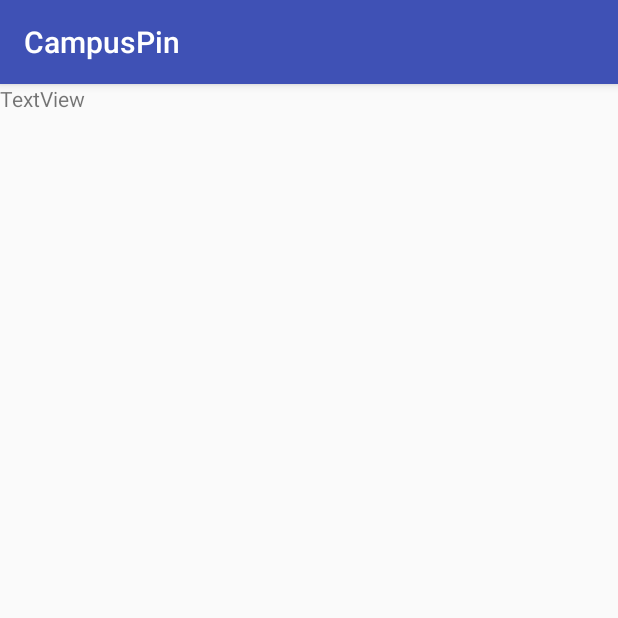
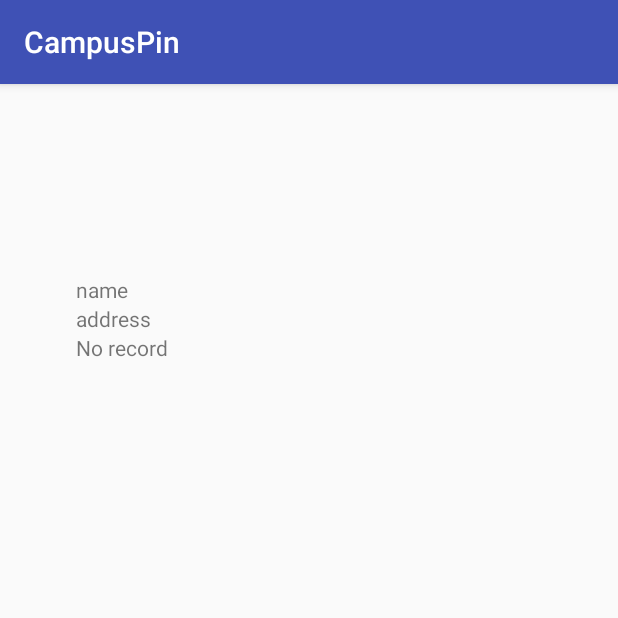
Before and after one commit to mingzicao/601-BSRAPP-CampusPin, an Android app: the DisplayInformation screen opened directly, with no data from a screen before it, on a phone screen of 412 x 824 dp, the top half of it. Run offline under Robolectric (Android 15) with nearby library versions, the phone set to English and light mode, and no system bars; our stand-ins replace Firebase (no records; nobody signed in at launch, a user with empty details on screens opened directly); 1 statement that could not run was skipped.

Commit message:
update show building information activity

```diff
--- a/CampusPin/app/src/main/java/com/example/campuspin/DisplayInformation.java
+++ b/CampusPin/app/src/main/java/com/example/campuspin/DisplayInformation.java
@@ -5,19 +5,55 @@ import android.support.v7.app.AppCompatActivity;
 import android.os.Bundle;
 import android.widget.TextView;
 
+import com.google.firebase.database.DataSnapshot;
+import com.google.firebase.database.DatabaseError;
+import com.google.firebase.database.DatabaseReference;
+import com.google.firebase.database.FirebaseDatabase;
+import com.google.firebase.database.ValueEventListener;
+
 public class DisplayInformation extends AppCompatActivity {
-
+    DatabaseReference myRefBuilding;
+    DatabaseReference myRef;
     @Override
     protected void onCreate(Bundle savedInstanceState) {
         super.onCreate(savedInstanceState);
         setContentView(R.layout.activity_display_information);
         Intent intent = getIntent();
-        String searchString = intent.getStringExtra("abc");
+        final String searchString = intent.getStringExtra("key");
         // Get the Intent that started this activity and extract the string
         //Intent intent = getIntent();
         //String message = intent.getStringExtra(MainActivity.EXTRA_MESSAGE);
         // Capture the layout's TextView and set the string as its text
-        TextView textView = (TextView) findViewById(R.id.name);
-        textView.setText(searchString.toString());
+        FirebaseDatabase database = FirebaseDatabase.getInstance();
+        myRefBuilding = database.getReference("Building");
+        myRef = database.getReference();
+        TextView name = (TextView) findViewById(R.id.name);
+        name.setText(searchString.toString());
+        final TextView address = (TextView) findViewById(R.id.address);
+        myRefBuilding.addListenerForSingleValueEvent(new ValueEventListener() {
+            @Override
+            public void onDataChange(DataSnapshot dataSnapshot) {
+                if(dataSnapshot.child(searchString).child("address").getValue()!=null){
+                    address.setText(dataSnapshot.child(searchString).child("address").getValue().toString());
+                }
+            }
+            @Override
+            public void onCancelled(DatabaseError databaseError) {            }
+        });
+        final TextView phone = (TextView) findViewById(R.id.phone);
+        myRefBuilding.addListenerForSingleValueEvent(new ValueEventListener() {
+            @Override
+            public void onDataChange(DataSnapshot dataSnapshot) {
+                if(dataSnapshot.child(searchString).child("phone").getValue()!=null){
+                    phone.setText(dataSnapshot.child(searchString).child("phone").getValue().toString());
+                }
+                else{
+                    phone.setText("No record");
+                }
+            }
+            @Override
+            public void onCancelled(DatabaseError databaseError) {            }
+        });
+
     }
 }
--- a/CampusPin/app/src/main/res/layout/activity_display_information.xml
+++ b/CampusPin/app/src/main/res/layout/activity_display_information.xml
@@ -6,11 +6,36 @@
     android:layout_height="match_parent"
     tools:context="com.example.campuspin.DisplayInformation">
 
-    <TextView
-        android:id="@+id/name"
-        android:layout_width="wrap_content"
-        android:layout_height="wrap_content"
-        android:text="TextView"
-        tools:layout_editor_absoluteX="109dp"
-        tools:layout_editor_absoluteY="82dp" />
+    <LinearLayout
+        android:layout_width="315dp"
+        android:layout_height="470dp"
+        android:layout_marginStart="4dp"
+        android:orientation="vertical"
+        app:layout_constraintBottom_toBottomOf="parent"
+        app:layout_constraintEnd_toEndOf="parent"
+        app:layout_constraintHorizontal_bias="0.5"
+        app:layout_constraintStart_toStartOf="parent"
+        app:layout_constraintTop_toTopOf="parent"
+        app:layout_constraintVertical_bias="0.428">
+
+        <TextView
+            android:id="@+id/name"
+            android:layout_width="match_parent"
+            android:layout_height="wrap_content"
+            android:text="name"
+            tools:layout_editor_absoluteX="109dp"
+            tools:layout_editor_absoluteY="82dp" />
+
+        <TextView
+            android:id="@+id/address"
+            android:layout_width="match_parent"
+            android:layout_height="wrap_content"
+            android:text="address" />
+
+        <TextView
+            android:id="@+id/phone"
+            android:layout_width="match_parent"
+            android:layout_height="wrap_content"
+            android:text="phone" />
+    </LinearLayout>
 </android.support.constraint.ConstraintLayout>
--- a/CampusPin/app/src/main/res/layout/activity_main.xml
+++ b/CampusPin/app/src/main/res/layout/activity_main.xml
@@ -57,7 +57,7 @@
         android:id="@+id/bUploadImage"
         android:layout_width="wrap_content"
         android:layout_height="wrap_content"
-        android:onClick="sendMessage2"
+        android:onClick="searchByPhoto"
         android:text="@string/button_send2"
         app:layout_constraintRight_toRightOf="parent"
         app:layout_constraintLeft_toLeftOf="parent"
```
Also changed, not shown: CampusPin/app/src/main/java/com/example/campuspin/MainActivity.java (+44 -34 lines).
